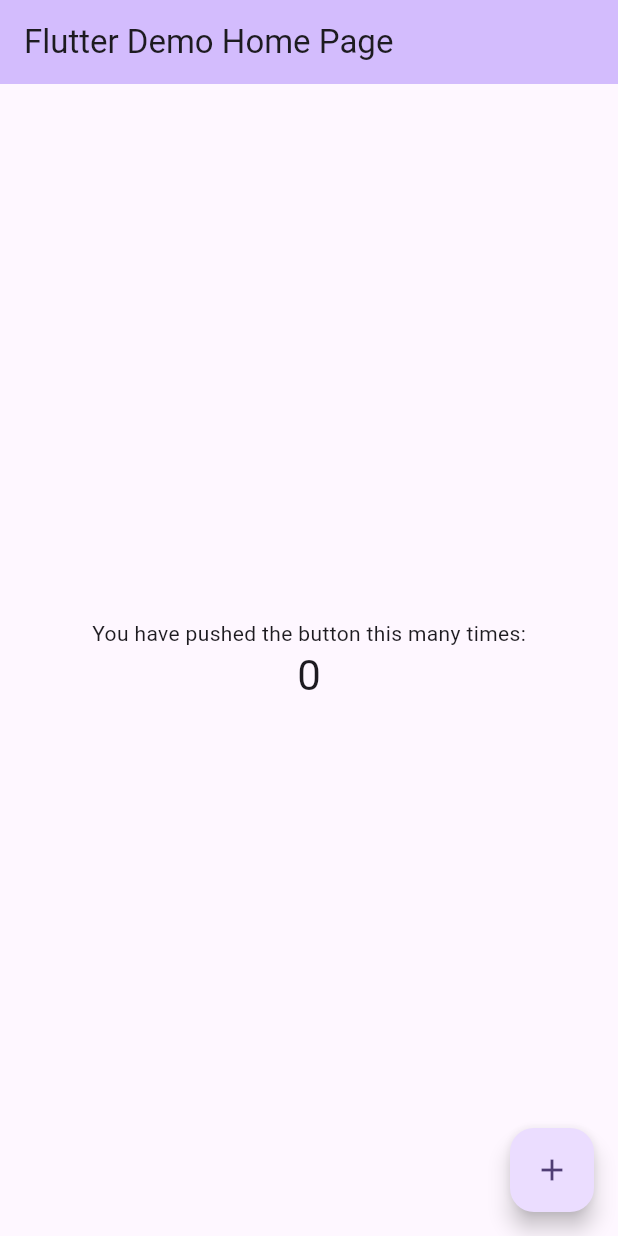
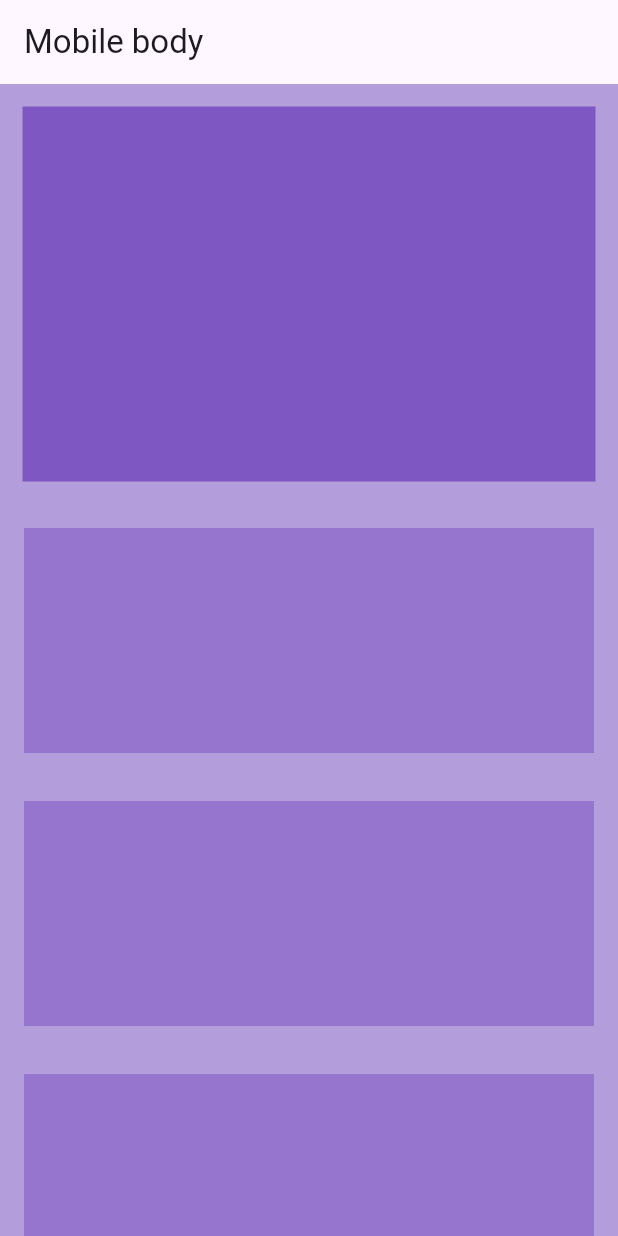
Before and after one commit to Smohana-Priya/simple_responsive_ui, a Flutter app: the screen it shows after launch, on a phone screen of 412 x 824 dp. Run offline on Flutter 3.47's test engine with Material 3 defaults, Android fonts, the phone set to English and light mode, and no system bars.

Commit message:
simple responsive ui design

```diff
--- /dev/null
+++ b/lib/const/dimensions.dart
@@ -0,0 +1 @@
+const mobileWidth = 600;
--- /dev/null
+++ b/lib/home_page.dart
@@ -0,0 +1,16 @@
+import 'package:flutter/material.dart';
+import 'package:simple_responsive_ui/responsive/desktop_body.dart';
+import 'package:simple_responsive_ui/responsive/mobile_body.dart';
+import 'package:simple_responsive_ui/responsive/responsive_layout.dart';
+
+class HomePage extends StatelessWidget {
+  const HomePage({super.key});
+
+  @override
+  Widget build(BuildContext context) {
+    return const ResponsiveLayout(
+      mobileBody: MobileBody(),
+      desktopBody: DesktopBody(),
+    );
+  }
+}
--- a/lib/main.dart
+++ b/lib/main.dart
@@ -1,4 +1,5 @@
 import 'package:flutter/material.dart';
+import 'package:simple_responsive_ui/home_page.dart';
 
 void main() {
   runApp(const MyApp());
@@ -7,119 +8,9 @@
 class MyApp extends StatelessWidget {
   const MyApp({super.key});
 
-  // This widget is the root of your application.
   @override
   Widget build(BuildContext context) {
-    return MaterialApp(
-      title: 'Flutter Demo',
-      theme: ThemeData(
-        // This is the theme of your application.
-        //
-        // TRY THIS: Try running your application with "flutter run". You'll see
-        // the application has a purple toolbar. Then, without quitting the app,
-        // try changing the seedColor in the colorScheme below to Colors.green
-        // and then invoke "hot reload" (save your changes or press the "hot
-        // reload" button in a Flutter-supported IDE, or press "r" if you used
-        // the command line to start the app).
-        //
-        // Notice that the counter didn't reset back to zero; the application
-        // state is not lost during the reload. To reset the state, use hot
-        // restart instead.
-        //
-        // This works for code too, not just values: Most code changes can be
-        // tested with just a hot reload.
-        colorScheme: ColorScheme.fromSeed(seedColor: Colors.deepPurple),
-        useMaterial3: true,
-      ),
-      home: const MyHomePage(title: 'Flutter Demo Home Page'),
-    );
+    return const MaterialApp(
+        debugShowCheckedModeBanner: false, home: HomePage());
   }
 }
-
-class MyHomePage extends StatefulWidget {
-  const MyHomePage({super.key, required this.title});
-
-  // This widget is the home page of your application. It is stateful, meaning
-  // that it has a State object (defined below) that contains fields that affect
-  // how it looks.
-
-  // This class is the configuration for the state. It holds the values (in this
-  // case the title) provided by the parent (in this case the App widget) and
-  // used by the build method of the State. Fields in a Widget subclass are
-  // always marked "final".
-
-  final String title;
-
-  @override
-  State<MyHomePage> createState() => _MyHomePageState();
-}
-
-class _MyHomePageState extends State<MyHomePage> {
-  int _counter = 0;
-
-  void _incrementCounter() {
-    setState(() {
-      // This call to setState tells the Flutter framework that something has
-      // changed in this State, which causes it to rerun the build method below
-      // so that the display can reflect the updated values. If we changed
-      // _counter without calling setState(), then the build method would not be
-      // called again, and so nothing would appear to happen.
-      _counter++;
-    });
-  }
-
-  @override
-  Widget build(BuildContext context) {
-    // This method is rerun every time setState is called, for instance as done
-    // by the _incrementCounter method above.
-    //
-    // The Flutter framework has been optimized to make rerunning build methods
-    // fast, so that you can just rebuild anything that needs updating rather
-    // than having to individually change instances of widgets.
-    return Scaffold(
-      appBar: AppBar(
-        // TRY THIS: Try changing the color here to a specific color (to
-        // Colors.amber, perhaps?) and trigger a hot reload to see the AppBar
-        // change color while the other colors stay the same.
-        backgroundColor: Theme.of(context).colorScheme.inversePrimary,
-        // Here we take the value from the MyHomePage object that was created by
-        // the App.build method, and use it to set our appbar title.
-        title: Text(widget.title),
-      ),
-      body: Center(
-        // Center is a layout widget. It takes a single child and positions it
-        // in the middle of the parent.
-        child: Column(
-          // Column is also a layout widget. It takes a list of children and
-          // arranges them vertically. By default, it sizes itself to fit its
-          // children horizontally, and tries to be as tall as its parent.
-          //
-          // Column has various properties to control how it sizes itself and
-          // how it positions its children. Here we use mainAxisAlignment to
-          // center the children vertically; the main axis here is the vertical
-          // axis because Columns are vertical (the cross axis would be
-          // horizontal).
-          //
-          // TRY THIS: Invoke "debug painting" (choose the "Toggle Debug Paint"
-          // action in the IDE, or press "p" in the console), to see the
-          // wireframe for each widget.
-          mainAxisAlignment: MainAxisAlignment.center,
-          children: <Widget>[
-            const Text(
-              'You have pushed the button this many times:',
-            ),
-            Text(
-              '$_counter',
-              style: Theme.of(context).textTheme.headlineMedium,
-            ),
-          ],
-        ),
-      ),
-      floatingActionButton: FloatingActionButton(
-        onPressed: _incrementCounter,
-        tooltip: 'Increment',
-        child: const Icon(Icons.add),
-      ), // This trailing comma makes auto-formatting nicer for build methods.
-    );
-  }
-}
--- /dev/null
+++ b/lib/responsive/mobile_body.dart
@@ -0,0 +1,39 @@
+import 'package:flutter/material.dart';
+
+class MobileBody extends StatelessWidget {
+  const MobileBody({super.key});
+
+  @override
+  Widget build(BuildContext context) {
+    return Scaffold(
+      backgroundColor: Colors.deepPurple[200],
+      appBar: AppBar(
+        title: const Text("Mobile body"),
+      ),
+      body: Column(
+        children: [
+          Padding(
+            padding: const EdgeInsets.all(15.0),
+            child: Container(
+              height: 250,
+              color: Colors.deepPurple[400],
+            ),
+          ),
+          Expanded(
+            child: ListView.builder(
+                itemCount: 8,
+                itemBuilder: (context, index) {
+                  return Padding(
+                    padding: const EdgeInsets.all(16.0),
+                    child: Container(
+                      height: 150,
+                      color: Colors.deepPurple[300],
+                    ),
+                  );
+                }),
+          )
+        ],
+      ),
+    );
+  }
+}
--- /dev/null
+++ b/lib/responsive/responsive_layout.dart
@@ -0,0 +1,20 @@
+import 'package:flutter/material.dart';
+import 'package:simple_responsive_ui/const/dimensions.dart';
+
+class ResponsiveLayout extends StatelessWidget {
+  final Widget? mobileBody;
+  final Widget? desktopBody;
+
+  const ResponsiveLayout({super.key, this.mobileBody, this.desktopBody});
+
+  @override
+  Widget build(BuildContext context) {
+    return LayoutBuilder(builder: (context, constraints) {
+      if (constraints.maxWidth < mobileWidth) {
+        return mobileBody!;
+      } else {
+        return desktopBody!;
+      }
+    });
+  }
+}
```
Also changed, not shown: lib/responsive/desktop_body.dart (added, +55 -0 lines), 12 other files.
